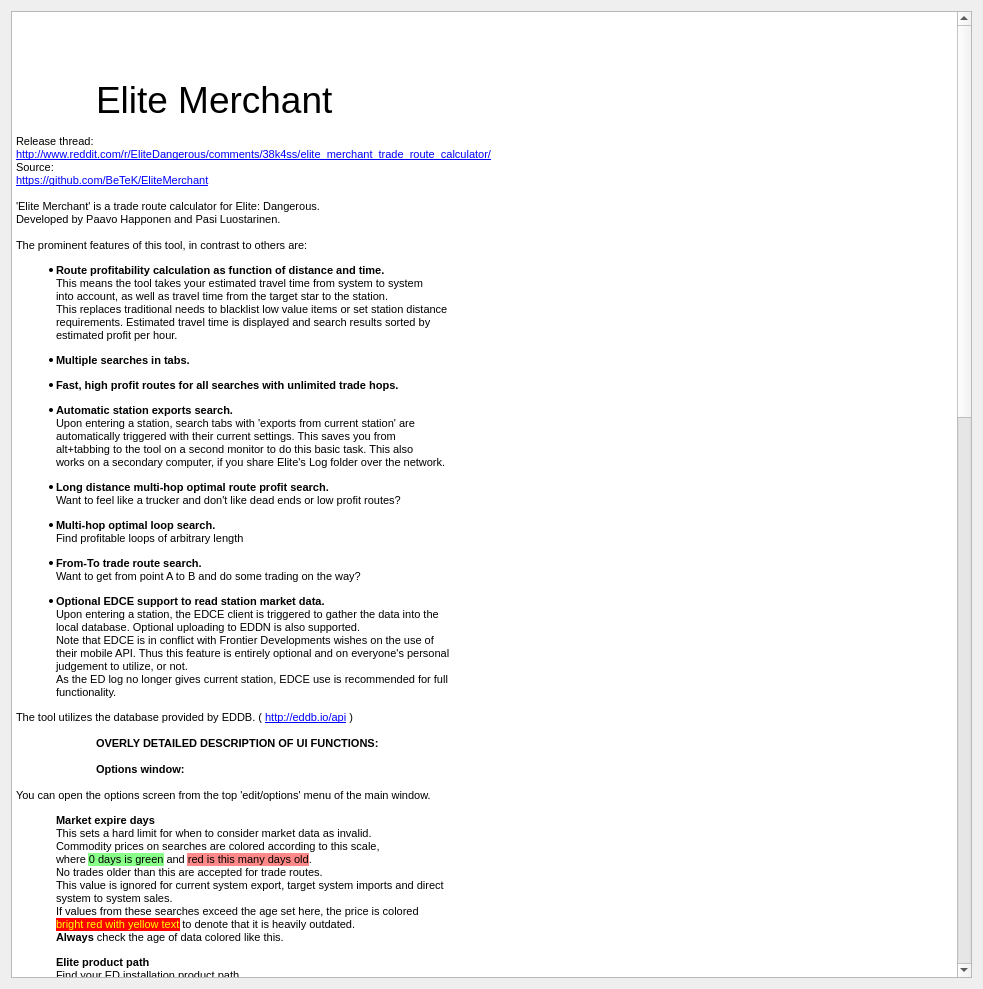
This is src/ui/GuideTab.ui in BeTeK/EliteMerchant as Qt 5 draws it before an edit. The edited form follows.
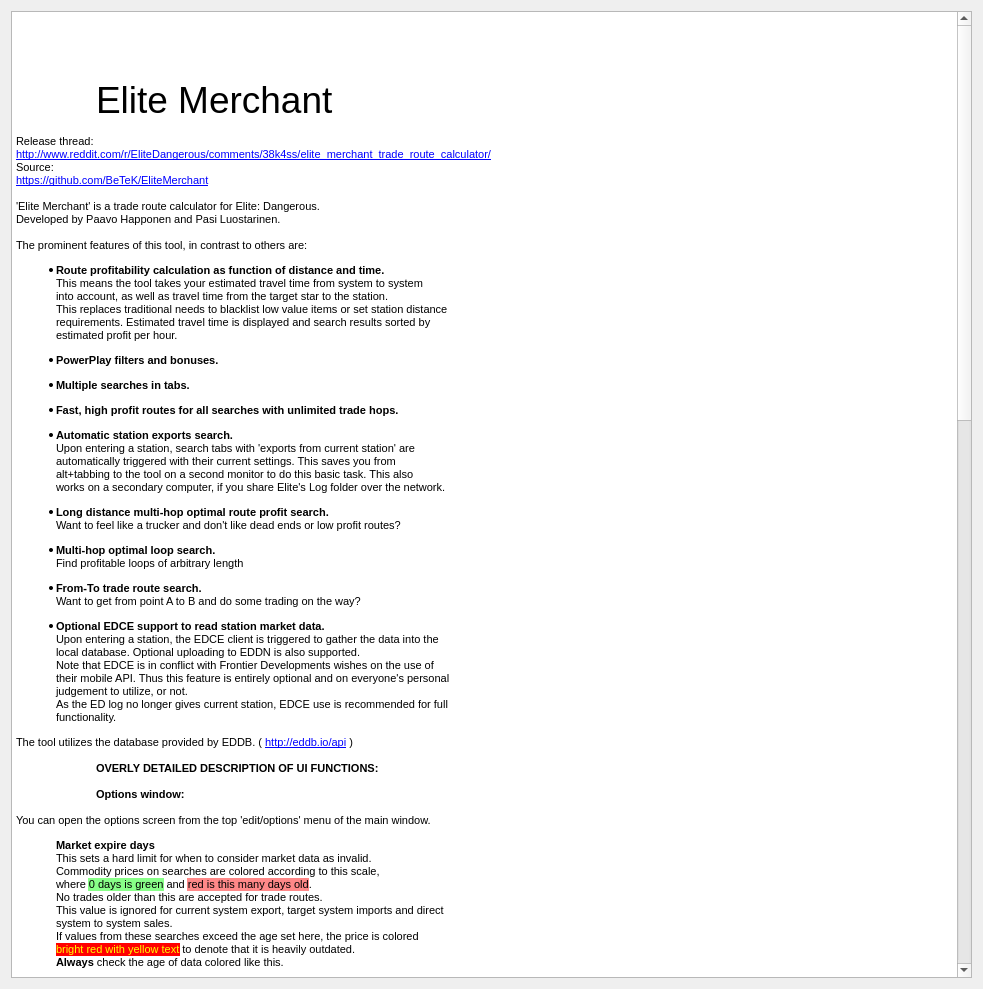
This is the edited form. Icons and pictures are not drawn.

Commit message: moved supply requirement to UI warning

Diff of the .ui file:
```diff
--- a/src/ui/GuideTab.ui
+++ b/src/ui/GuideTab.ui
@@ -36,6 +36,7 @@
 &lt;p style=&quot;-qt-paragraph-type:empty; margin-top:0px; margin-bottom:0px; margin-left:0px; margin-right:0px; -qt-block-indent:0; text-indent:0px;&quot;&gt;&lt;br /&gt;&lt;/p&gt;
 &lt;p style=&quot; margin-top:0px; margin-bottom:0px; margin-left:0px; margin-right:0px; -qt-block-indent:0; text-indent:0px;&quot;&gt;&lt;span style=&quot; font-size:8pt;&quot;&gt;The prominent features of this tool, in contrast to others are: &lt;/span&gt;&lt;/p&gt;
 &lt;ul style=&quot;margin-top: 0px; margin-bottom: 0px; margin-left: 0px; margin-right: 0px; -qt-list-indent: 1;&quot;&gt;&lt;li style=&quot; font-size:8pt;&quot; style=&quot; margin-top:12px; margin-bottom:12px; margin-left:0px; margin-right:0px; -qt-block-indent:0; text-indent:0px;&quot;&gt;&lt;span style=&quot; font-weight:600;&quot;&gt;Route profitability calculation as function of distance and time. &lt;/span&gt;&lt;br /&gt;This means the tool takes your estimated travel time from system to system&lt;br /&gt;into account, as well as travel time from the target star to the station.&lt;br /&gt;This replaces traditional needs to blacklist low value items or set station distance&lt;br /&gt;requirements. Estimated travel time is displayed and search results sorted by&lt;br /&gt;estimated profit per hour.&lt;/li&gt;
+&lt;li style=&quot; font-size:8pt;&quot; style=&quot; margin-top:12px; margin-bottom:12px; margin-left:0px; margin-right:0px; -qt-block-indent:0; text-indent:0px;&quot;&gt;&lt;span style=&quot; font-weight:600;&quot;&gt;PowerPlay filters and bonuses.&lt;/span&gt;&lt;/li&gt;
 &lt;li style=&quot; font-size:8pt;&quot; style=&quot; margin-top:12px; margin-bottom:12px; margin-left:0px; margin-right:0px; -qt-block-indent:0; text-indent:0px;&quot;&gt;&lt;span style=&quot; font-weight:600;&quot;&gt;Multiple searches in tabs.&lt;/span&gt;&lt;/li&gt;
 &lt;li style=&quot; font-size:8pt;&quot; style=&quot; margin-top:12px; margin-bottom:12px; margin-left:0px; margin-right:0px; -qt-block-indent:0; text-indent:0px;&quot;&gt;&lt;span style=&quot; font-weight:600;&quot;&gt;Fast, high profit routes for all searches with unlimited trade hops.&lt;/span&gt;&lt;/li&gt;
 &lt;li style=&quot; font-size:8pt;&quot; style=&quot; margin-top:12px; margin-bottom:12px; margin-left:0px; margin-right:0px; -qt-block-indent:0; text-indent:0px;&quot;&gt;&lt;span style=&quot; font-weight:600;&quot;&gt;Automatic station exports search. &lt;/span&gt;&lt;br /&gt;Upon entering a station, search tabs with 'exports from current station' are&lt;br /&gt;automatically triggered with their current settings. This saves you from&lt;br /&gt;alt+tabbing to the tool on a second monitor to do this basic task. This also&lt;br /&gt;works on a secondary computer, if you share Elite's Log folder over the network.&lt;/li&gt;
@@ -89,7 +90,7 @@
 &lt;p style=&quot; margin-top:0px; margin-bottom:0px; margin-left:0px; margin-right:0px; -qt-block-indent:0; text-indent:0px;&quot;&gt;&lt;span style=&quot; font-weight:600;&quot;&gt;Tooltips&lt;/span&gt; show more details, such as supply and demand, or station distance to&lt;/p&gt;
 &lt;p style=&quot; margin-top:0px; margin-bottom:0px; margin-left:0px; margin-right:0px; -qt-block-indent:0; text-indent:0px;&quot;&gt;star and estimated travel times.&lt;/p&gt;
 &lt;p style=&quot; margin-top:12px; margin-bottom:12px; margin-left:0px; margin-right:0px; -qt-block-indent:1; text-indent:0px;&quot;&gt;&lt;span style=&quot; font-weight:600;&quot;&gt;From current system column&lt;/span&gt;&lt;br /&gt;Distance from your starting system to this system&lt;/p&gt;
-&lt;p style=&quot; margin-top:12px; margin-bottom:12px; margin-left:0px; margin-right:0px; -qt-block-indent:1; text-indent:0px;&quot;&gt;&lt;span style=&quot; font-weight:600;&quot;&gt;Commodity, Export Cr, Import Cr&lt;/span&gt;&lt;br /&gt;Name and prices of market commodity.&lt;br /&gt;Tooltip shows data age, buy and sell values, as well as profit and galactic&lt;br /&gt;average.&lt;br /&gt;Market data age is represented in the main results window with color coding.&lt;br /&gt;&lt;span style=&quot; background-color:#88ff88;&quot;&gt;Green&lt;/span&gt; background is current, fading through &lt;span style=&quot; background-color:#8888ff;&quot;&gt;blue&lt;/span&gt; to &lt;span style=&quot; background-color:#ff8888;&quot;&gt;red&lt;/span&gt; as it gets older.&lt;br /&gt;If values exceed the market expiration age set in the Options window, the&lt;br /&gt;price is colored &lt;span style=&quot; color:#ffff00; background-color:#ff0000;&quot;&gt;bright red with yellow text&lt;/span&gt; to denote that it is heavily outdated.&lt;br /&gt;&lt;span style=&quot; font-weight:600;&quot;&gt;Always &lt;/span&gt;check the age of data colored like this.&lt;/p&gt;
+&lt;p style=&quot; margin-top:12px; margin-bottom:12px; margin-left:0px; margin-right:0px; -qt-block-indent:1; text-indent:0px;&quot;&gt;&lt;span style=&quot; font-weight:600;&quot;&gt;Commodity, Export Cr, Import Cr&lt;/span&gt;&lt;br /&gt;Name and prices of market commodity.&lt;br /&gt;Tooltip shows data age, buy and sell values, as well as profit and galactic&lt;br /&gt;average.&lt;br /&gt;Market data age is represented in the main results window with color coding.&lt;br /&gt;&lt;span style=&quot; background-color:#88ff88;&quot;&gt;Green&lt;/span&gt; background is current, fading through &lt;span style=&quot; background-color:#8888ff;&quot;&gt;blue&lt;/span&gt; to &lt;span style=&quot; background-color:#ff8888;&quot;&gt;red&lt;/span&gt; as it gets older.&lt;br /&gt;If values exceed the market expiration age set in the Options window, the&lt;br /&gt;price is colored &lt;span style=&quot; color:#ffff00; background-color:#ff0000;&quot;&gt;bright red with yellow text&lt;/span&gt; to denote that it is heavily outdated.&lt;br /&gt;Export commodities in short supply (&amp;lt;100) are also colored like this to warn&lt;br /&gt;of potential dead ends.&lt;br /&gt;&lt;span style=&quot; font-weight:600;&quot;&gt;Always &lt;/span&gt;check the age and supply of data colored like this.&lt;/p&gt;
 &lt;p style=&quot; margin-top:12px; margin-bottom:12px; margin-left:0px; margin-right:0px; -qt-block-indent:1; text-indent:0px;&quot;&gt;&lt;span style=&quot; font-weight:600;&quot;&gt;Distance&lt;/span&gt;&lt;br /&gt;Ly from export to import system.&lt;/p&gt;
 &lt;p style=&quot; margin-top:12px; margin-bottom:12px; margin-left:0px; margin-right:0px; -qt-block-indent:1; text-indent:0px;&quot;&gt;&lt;span style=&quot; font-weight:600;&quot;&gt;Minutes travel&lt;/span&gt;&lt;br /&gt;Estimated total time on this trade hop. Includes star-to-star travel and&lt;br /&gt;star-to-station travel time.&lt;/p&gt;
 &lt;p style=&quot; margin-top:12px; margin-bottom:12px; margin-left:0px; margin-right:0px; -qt-block-indent:1; text-indent:0px;&quot;&gt;&lt;span style=&quot; font-weight:600;&quot;&gt;Profit Cr/h&lt;/span&gt;&lt;br /&gt;Profit value normalized by time taken by it.&lt;br /&gt;This column is the primary evaluation for profit, and primary sort column.&lt;br /&gt;The value is meant to be used as a route 'goodness' measure rather than actual&lt;br /&gt;expected profit estimate, as you never actually spend an hour on a trip.&lt;/p&gt;
```
The commit also changes 3 other files.
